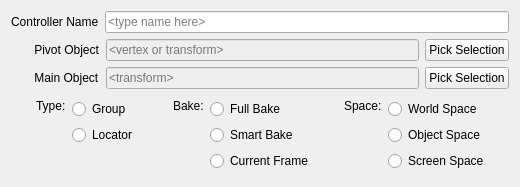
Old version of the form python/mmSolver/tools/createcontroller2/ui/createcontroller_layout.ui in the repository david-cattermole/mayaMatchMoveSolver.
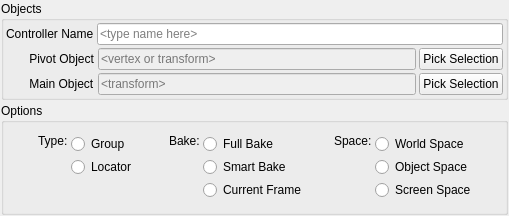
New version of the form.

Commit message: Decrease the spacing between UI widgets.

The edit to the form file:
```diff
--- a/python/mmSolver/tools/createcontroller2/ui/createcontroller_layout.ui
+++ b/python/mmSolver/tools/createcontroller2/ui/createcontroller_layout.ui
@@ -6,14 +6,50 @@
    <rect>
     <x>0</x>
     <y>0</y>
-    <width>514</width>
-    <height>187</height>
+    <width>500</width>
+    <height>216</height>
    </rect>
   </property>
   <property name="windowTitle">
    <string>Form</string>
   </property>
   <layout class="QVBoxLayout" name="verticalLayout_7">
+   <property name="spacing">
+    <number>3</number>
+   </property>
+   <property name="leftMargin">
+    <number>1</number>
+   </property>
+   <property name="topMargin">
+    <number>1</number>
+   </property>
+   <property name="rightMargin">
+    <number>1</number>
+   </property>
+   <property name="bottomMargin">
+    <number>1</number>
+   </property>
+   <item>
+    <widget class="QGroupBox" name="objects_groupBox">
+     <property name="title">
+      <string>Objects</string>
+     </property>
+     <layout class="QVBoxLayout" name="verticalLayout_8">
+      <property name="spacing">
+       <number>3</number>
+      </property>
+      <property name="leftMargin">
+       <number>2</number>
+      </property>
+      <property name="topMargin">
+       <number>2</number>
+      </property>
+      <property name="rightMargin">
+       <number>2</number>
+      </property>
+      <property name="bottomMargin">
+       <number>2</number>
+      </property>
    <item>
     <layout class="QHBoxLayout" name="horizontalLayout_6">
      <item>
@@ -100,8 +136,18 @@
      </item>
     </layout>
    </item>
+     </layout>
+    </widget>
+   </item>
    <item>
+    <widget class="QGroupBox" name="options_groupBox">
+     <property name="title">
+      <string>Options</string>
+     </property>
     <layout class="QGridLayout" name="gridLayout">
+      <property name="spacing">
+       <number>3</number>
+      </property>
      <item row="1" column="4">
       <layout class="QVBoxLayout" name="verticalLayout_3">
        <item>
@@ -359,6 +405,7 @@
       </spacer>
      </item>
     </layout>
+    </widget>
    </item>
   </layout>
  </widget>
```
Lines whose indentation alone changed are shown as unchanged. The commit also changes 9 other files.
